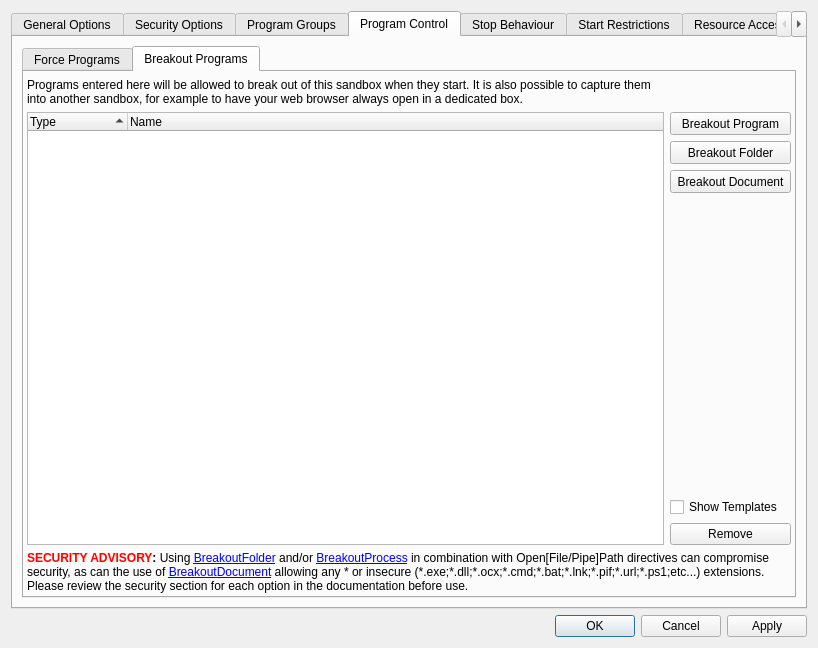
Above: SandboxiePlus/SandMan/Forms/OptionsWindow.ui from sandboxie-plus/Sandboxie before the change. Below: the same form after it.
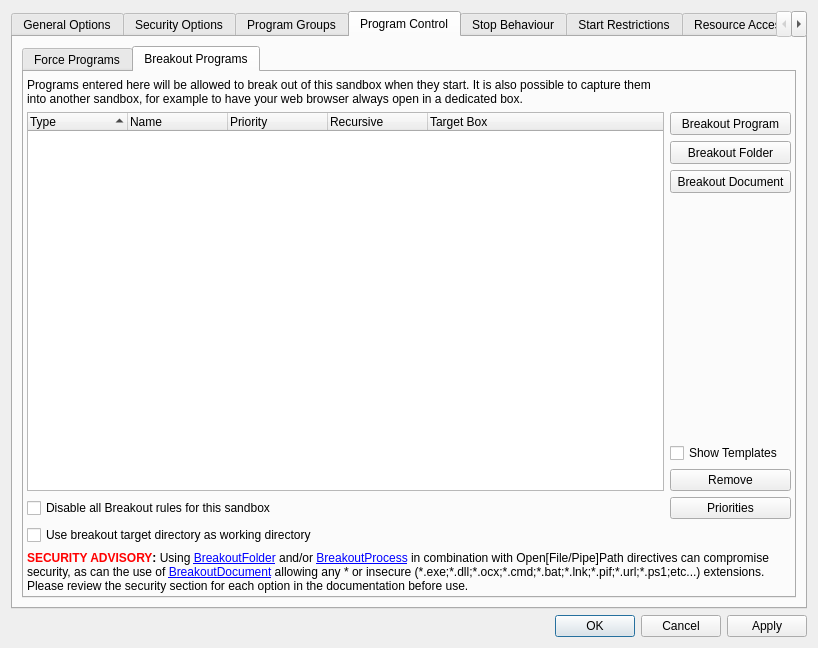
That is the form after the change. The open tabs and pages were chosen to show the change.

Commit message:
Enhance Force/Breakout rules and controls
- Add rule priorities, folder recursion, and target-sandbox routing.
- Unify policy evaluation and failure handling across DLL, SVC, and DRV.
- Add global/per-box controls, priority manager, and Ignore Breakout options.
- Retain priority edits when final commit fails

The edit to the form file:
```diff
--- a/SandboxiePlus/SandMan/Forms/OptionsWindow.ui
+++ b/SandboxiePlus/SandMan/Forms/OptionsWindow.ui
@@ -2860,6 +2860,21 @@
                    <string>Name</string>
                   </property>
                  </column>
+                 <column>
+                  <property name="text">
+                   <string>Priority</string>
+                  </property>
+                 </column>
+                 <column>
+                  <property name="text">
+                   <string>Recursive</string>
+                  </property>
+                 </column>
+                 <column>
+                  <property name="text">
+                   <string>Target Box</string>
+                  </property>
+                 </column>
                 </widget>
                </item>
                <item row="5" column="1">
@@ -2956,7 +2971,46 @@
                  </property>
                 </widget>
                </item>
-               <item row="8" column="0" colspan="2">
+               <item row="8" column="0">
+                <widget class="QCheckBox" name="chkDisableBreakout">
+                 <property name="text">
+                  <string>Disable all Breakout rules for this sandbox</string>
+                 </property>
+                </widget>
+               </item>
+               <item row="8" column="1">
+                <widget class="QPushButton" name="btnBreakoutPriorities">
+                 <property name="toolTip">
+                  <string>Open the combined Force/Breakout priority manager.</string>
+                 </property>
+                 <property name="text">
+                  <string>Priorities</string>
+                 </property>
+                </widget>
+               </item>
+               <item row="9" column="0" colspan="2">
+                <widget class="QCheckBox" name="chkBreakoutUseTargetDir">
+                 <property name="sizePolicy">
+                  <sizepolicy hsizetype="Maximum" vsizetype="Fixed">
+                   <horstretch>0</horstretch>
+                   <verstretch>0</verstretch>
+                  </sizepolicy>
+                 </property>
+                 <property name="toolTip">
+                  <string>When breakout is allowed, use the target executable's directory as working directory when available, even if the caller supplied one.
+When disabled, retain the upstream working-directory selection.
+
+A partially checked state removes the unscoped box value and uses the inherited value (Template -&gt; Global -&gt; Default).</string>
+                 </property>
+                 <property name="text">
+                  <string>Use breakout target directory as working directory</string>
+                 </property>
+                 <property name="tristate">
+                  <bool>true</bool>
+                 </property>
+                </widget>
+               </item>
+               <item row="10" column="0" colspan="2">
                 <widget class="QLabel" name="lblBreakOut">
                  <property name="text">
                   <string>&lt;b&gt;&lt;font color='red'&gt;SECURITY ADVISORY&lt;/font&gt;:&lt;/b&gt; Using &lt;a href=&quot;sbie://docs/breakoutfolder&quot;&gt;BreakoutFolder&lt;/a&gt; and/or &lt;a href=&quot;sbie://docs/breakoutprocess&quot;&gt;BreakoutProcess&lt;/a&gt; in combination with Open[File/Pipe]Path directives can compromise security, as can the use of &lt;a href=&quot;sbie://docs/breakoutdocument&quot;&gt;BreakoutDocument&lt;/a&gt; allowing any * or insecure (*.exe;*.dll;*.ocx;*.cmd;*.bat;*.lnk;*.pif;*.url;*.ps1;etc...) extensions. Please review the security section for each option in the documentation before use.</string>
```
Left out of the diff: 42 changed lines with no effect on the pictures. The commit also changes 56 other files.
